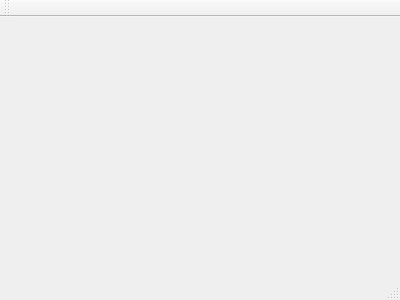
Before: the Qt Designer form DMEEditor/mainwindow.ui in jahandideh-iman/DMEEditor, drawn with Qt 5.
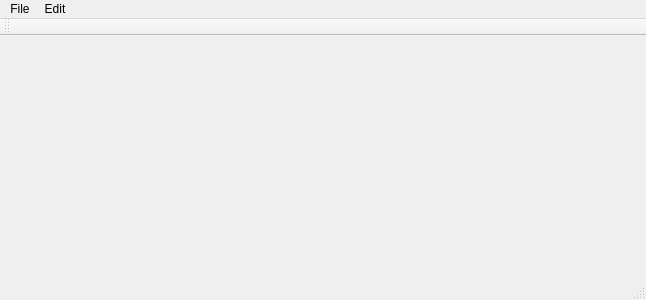
After: the same form once the commit is applied.

The edit to the form file:
```diff
--- a/DMEEditor/mainwindow.ui
+++ b/DMEEditor/mainwindow.ui
@@ -1,24 +1,101 @@
 <ui version="4.0">
  <class>MainWindow</class>
- <widget class="QMainWindow" name="MainWindow" >
-  <property name="geometry" >
+ <widget class="QMainWindow" name="MainWindow">
+  <property name="geometry">
    <rect>
     <x>0</x>
     <y>0</y>
-    <width>400</width>
+    <width>646</width>
     <height>300</height>
    </rect>
   </property>
   <property name="windowTitle" >
    <string>MainWindow</string>
   </property>
-  <widget class="QMenuBar" name="menuBar" />
-  <widget class="QToolBar" name="mainToolBar" />
-  <widget class="QWidget" name="centralWidget" />
-  <widget class="QStatusBar" name="statusBar" />
+  <widget class="QWidget" name="centralWidget">
+   <widget class="QWidget" name="horizontalLayoutWidget">
+    <property name="geometry">
+     <rect>
+      <x>20</x>
+      <y>0</y>
+      <width>611</width>
+      <height>231</height>
+     </rect>
+    </property>
+    <layout class="QHBoxLayout" name="ViewLayout">
+     <property name="spacing">
+      <number>7</number>
+     </property>
+     <property name="leftMargin">
+      <number>0</number>
+     </property>
+    </layout>
+   </widget>
+  </widget>
+  <widget class="QMenuBar" name="menuBar">
+   <property name="geometry">
+    <rect>
+     <x>0</x>
+     <y>0</y>
+     <width>646</width>
+     <height>21</height>
+    </rect>
+   </property>
+   <widget class="QMenu" name="menuAsd">
+    <property name="title">
+     <string>File</string>
+    </property>
+    <addaction name="separator"/>
+    <addaction name="actionNew_Decision_Tree"/>
+    <addaction name="actionNew"/>
+    <addaction name="actionFile"/>
+    <addaction name="actionSave"/>
+    <addaction name="actionExit"/>
+   </widget>
+   <widget class="QMenu" name="menuEdit">
+    <property name="title">
+     <string>Edit</string>
+    </property>
+   </widget>
+   <addaction name="menuAsd"/>
+   <addaction name="menuEdit"/>
+  </widget>
+  <widget class="QToolBar" name="mainToolBar">
+   <attribute name="toolBarArea">
+    <enum>TopToolBarArea</enum>
+   </attribute>
+   <attribute name="toolBarBreak">
+    <bool>false</bool>
+   </attribute>
+  </widget>
+  <widget class="QStatusBar" name="statusBar"/>
+  <action name="actionFile">
+   <property name="text">
+    <string>Open</string>
+   </property>
+  </action>
+  <action name="actionSave">
+   <property name="text">
+    <string>Save</string>
+   </property>
+  </action>
+  <action name="actionExit">
+   <property name="text">
+    <string>Exit</string>
+   </property>
+  </action>
+  <action name="actionNew">
+   <property name="text">
+    <string>New</string>
+   </property>
+  </action>
+  <action name="actionNew_Decision_Tree">
+   <property name="text">
+    <string>New Decision Tree</string>
+   </property>
+  </action>
  </widget>
- <layoutDefault spacing="6" margin="11" />
- <pixmapfunction></pixmapfunction>
+ <layoutdefault spacing="6" margin="11"/>
  <resources/>
  <connections/>
 </ui>
```
Left out of the diff: 5 changed lines with no effect on the pictures.
